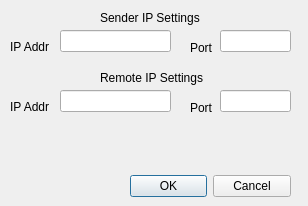
The window that mysettings.ui (radi8/QtRemote) describes before a commit, drawn with Qt 5.
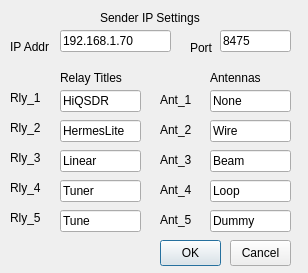
The same window after the commit.

Commit message: Added configurable settings with load/save

The edit to the form file:
```diff
--- a/mysettings.ui
+++ b/mysettings.ui
@@ -7,29 +7,13 @@
     <x>0</x>
     <y>0</y>
     <width>308</width>
-    <height>206</height>
+    <height>273</height>
    </rect>
   </property>
   <property name="windowTitle">
    <string>Dialog</string>
   </property>
-  <widget class="QDialogButtonBox" name="buttonBox">
-   <property name="geometry">
-    <rect>
-     <x>130</x>
-     <y>170</y>
-     <width>161</width>
-     <height>32</height>
-    </rect>
-   </property>
-   <property name="orientation">
-    <enum>Qt::Horizontal</enum>
-   </property>
-   <property name="standardButtons">
-    <set>QDialogButtonBox::Cancel|QDialogButtonBox::Ok</set>
-   </property>
-  </widget>
-  <widget class="QLabel" name="label">
+  <widget class="QLabel" name="label_01">
    <property name="geometry">
     <rect>
      <x>100</x>
@@ -77,6 +61,12 @@
      <height>22</height>
     </rect>
    </property>
+   <property name="focusPolicy">
+    <enum>Qt::StrongFocus</enum>
+   </property>
+   <property name="text">
+    <string>192.168.1.70</string>
+   </property>
   </widget>
   <widget class="QLineEdit" name="lineEdit_sPort">
    <property name="geometry">
@@ -87,64 +77,356 @@
      <height>22</height>
     </rect>
    </property>
+   <property name="focusPolicy">
+    <enum>Qt::StrongFocus</enum>
+   </property>
+   <property name="text">
+    <string>8475</string>
+   </property>
   </widget>
   <widget class="QLineEdit" name="lineEdit_rIP">
    <property name="geometry">
     <rect>
      <x>60</x>
      <y>90</y>
-     <width>111</width>
+     <width>81</width>
      <height>22</height>
     </rect>
    </property>
+   <property name="focusPolicy">
+    <enum>Qt::StrongFocus</enum>
+   </property>
+   <property name="text">
+    <string>HiQSDR</string>
+   </property>
   </widget>
   <widget class="QLabel" name="label_4">
    <property name="geometry">
     <rect>
-     <x>190</x>
-     <y>100</y>
-     <width>31</width>
-     <height>16</height>
+     <x>160</x>
+     <y>90</y>
+     <width>41</width>
+     <height>20</height>
     </rect>
    </property>
    <property name="text">
-    <string>Port</string>
+    <string>Ant_1</string>
    </property>
   </widget>
   <widget class="QLabel" name="label_5">
    <property name="geometry">
     <rect>
-     <x>100</x>
+     <x>60</x>
      <y>70</y>
-     <width>111</width>
+     <width>71</width>
      <height>16</height>
     </rect>
    </property>
    <property name="text">
-    <string>Remote IP Settings</string>
+    <string>Relay Titles</string>
    </property>
   </widget>
   <widget class="QLineEdit" name="lineEdit_rPort">
    <property name="geometry">
     <rect>
-     <x>220</x>
+     <x>210</x>
      <y>90</y>
+     <width>81</width>
+     <height>22</height>
+    </rect>
+   </property>
+   <property name="focusPolicy">
+    <enum>Qt::StrongFocus</enum>
+   </property>
+   <property name="text">
+    <string>None</string>
+   </property>
+  </widget>
+  <widget class="QLabel" name="label_06">
+   <property name="geometry">
+    <rect>
+     <x>10</x>
+     <y>90</y>
+     <width>41</width>
+     <height>16</height>
+    </rect>
+   </property>
+   <property name="text">
+    <string>Rly_1</string>
+   </property>
+  </widget>
+  <widget class="QLineEdit" name="lineEdit_rly02">
+   <property name="geometry">
+    <rect>
+     <x>60</x>
+     <y>120</y>
+     <width>81</width>
+     <height>22</height>
+    </rect>
+   </property>
+   <property name="focusPolicy">
+    <enum>Qt::StrongFocus</enum>
+   </property>
+   <property name="text">
+    <string>HermesLite</string>
+   </property>
+  </widget>
+  <widget class="QLineEdit" name="lineEdit_rly03">
+   <property name="geometry">
+    <rect>
+     <x>60</x>
+     <y>150</y>
+     <width>81</width>
+     <height>22</height>
+    </rect>
+   </property>
+   <property name="focusPolicy">
+    <enum>Qt::StrongFocus</enum>
+   </property>
+   <property name="text">
+    <string>Linear</string>
+   </property>
+  </widget>
+  <widget class="QLineEdit" name="lineEdit_rly04">
+   <property name="geometry">
+    <rect>
+     <x>60</x>
+     <y>180</y>
+     <width>81</width>
+     <height>22</height>
+    </rect>
+   </property>
+   <property name="focusPolicy">
+    <enum>Qt::StrongFocus</enum>
+   </property>
+   <property name="text">
+    <string>Tuner</string>
+   </property>
+  </widget>
+  <widget class="QLineEdit" name="lineEdit_rBtn02">
+   <property name="geometry">
+    <rect>
+     <x>210</x>
+     <y>120</y>
+     <width>81</width>
+     <height>22</height>
+    </rect>
+   </property>
+   <property name="focusPolicy">
+    <enum>Qt::StrongFocus</enum>
+   </property>
+   <property name="text">
+    <string>Wire</string>
+   </property>
+  </widget>
+  <widget class="QLineEdit" name="lineEdit_rBtn03">
+   <property name="geometry">
+    <rect>
+     <x>210</x>
+     <y>150</y>
+     <width>81</width>
+     <height>22</height>
+    </rect>
+   </property>
+   <property name="focusPolicy">
+    <enum>Qt::StrongFocus</enum>
+   </property>
+   <property name="text">
+    <string>Beam</string>
+   </property>
+  </widget>
+  <widget class="QLineEdit" name="lineEdit_rBtn04">
+   <property name="geometry">
+    <rect>
+     <x>210</x>
+     <y>180</y>
+     <width>81</width>
+     <height>22</height>
+    </rect>
+   </property>
+   <property name="focusPolicy">
+    <enum>Qt::StrongFocus</enum>
+   </property>
+   <property name="text">
+    <string>Loop</string>
+   </property>
+  </widget>
+  <widget class="QLabel" name="label_07">
+   <property name="geometry">
+    <rect>
+     <x>210</x>
+     <y>70</y>
      <width>71</width>
+     <height>16</height>
+    </rect>
+   </property>
+   <property name="text">
+    <string>Antennas</string>
+   </property>
+  </widget>
+  <widget class="QLabel" name="label_08">
+   <property name="geometry">
+    <rect>
+     <x>10</x>
+     <y>120</y>
+     <width>41</width>
+     <height>16</height>
+    </rect>
+   </property>
+   <property name="text">
+    <string>Rly_2</string>
+   </property>
+  </widget>
+  <widget class="QLabel" name="label_09">
+   <property name="geometry">
+    <rect>
+     <x>10</x>
+     <y>150</y>
+     <width>41</width>
+     <height>16</height>
+    </rect>
+   </property>
+   <property name="text">
+    <string>Rly_3</string>
+   </property>
+  </widget>
+  <widget class="QLabel" name="label_10">
+   <property name="geometry">
+    <rect>
+     <x>10</x>
+     <y>180</y>
+     <width>41</width>
+     <height>16</height>
+    </rect>
+   </property>
+   <property name="text">
+    <string>Rly_4</string>
+   </property>
+  </widget>
+  <widget class="QLabel" name="label_11">
+   <property name="geometry">
+    <rect>
+     <x>160</x>
+     <y>120</y>
+     <width>41</width>
+     <height>20</height>
+    </rect>
+   </property>
+   <property name="text">
+    <string>Ant_2</string>
+   </property>
+  </widget>
+  <widget class="QLabel" name="label_12">
+   <property name="geometry">
+    <rect>
+     <x>160</x>
+     <y>150</y>
+     <width>41</width>
+     <height>20</height>
+    </rect>
+   </property>
+   <property name="text">
+    <string>Ant_3</string>
+   </property>
+  </widget>
+  <widget class="QLabel" name="label_13">
+   <property name="geometry">
+    <rect>
+     <x>160</x>
+     <y>180</y>
+     <width>41</width>
+     <height>20</height>
+    </rect>
+   </property>
+   <property name="text">
+    <string>Ant_4</string>
+   </property>
+  </widget>
+  <widget class="QPushButton" name="pBtn_01">
+   <property name="geometry">
+    <rect>
+     <x>160</x>
+     <y>240</y>
+     <width>61</width>
+     <height>26</height>
+    </rect>
+   </property>
+   <property name="text">
+    <string>OK</string>
+   </property>
+  </widget>
+  <widget class="QPushButton" name="pBtn_02">
+   <property name="geometry">
+    <rect>
+     <x>230</x>
+     <y>240</y>
+     <width>61</width>
+     <height>26</height>
+    </rect>
+   </property>
+   <property name="focusPolicy">
+    <enum>Qt::NoFocus</enum>
+   </property>
+   <property name="text">
+    <string>Cancel</string>
+   </property>
+  </widget>
+  <widget class="QLineEdit" name="lineEdit_rly05">
+   <property name="geometry">
+    <rect>
+     <x>60</x>
+     <y>210</y>
+     <width>81</width>
      <height>22</height>
     </rect>
    </property>
+   <property name="focusPolicy">
+    <enum>Qt::StrongFocus</enum>
+   </property>
+   <property name="text">
+    <string>Tune</string>
+   </property>
   </widget>
   <widget class="QLabel" name="label_6">
    <property name="geometry">
     <rect>
      <x>10</x>
-     <y>100</y>
-     <width>59</width>
-     <height>14</height>
+     <y>210</y>
+     <width>41</width>
+     <height>16</height>
     </rect>
    </property>
    <property name="text">
-    <string>IP Addr</string>
+    <string>Rly_5</string>
+   </property>
+  </widget>
+  <widget class="QLineEdit" name="lineEdit_rBtn05">
+   <property name="geometry">
+    <rect>
+     <x>210</x>
+     <y>210</y>
+     <width>81</width>
+     <height>22</height>
+    </rect>
+   </property>
+   <property name="focusPolicy">
+    <enum>Qt::StrongFocus</enum>
+   </property>
+   <property name="text">
+    <string>Dummy</string>
+   </property>
+  </widget>
+  <widget class="QLabel" name="label_15">
+   <property name="geometry">
+    <rect>
+     <x>160</x>
+     <y>210</y>
+     <width>41</width>
+     <height>20</height>
+    </rect>
+   </property>
+   <property name="text">
+    <string>Ant_5</string>
    </property>
   </widget>
  </widget>
```
Left out of the diff: 49 changed lines with no effect on the pictures. The commit also changes 5 other files.
